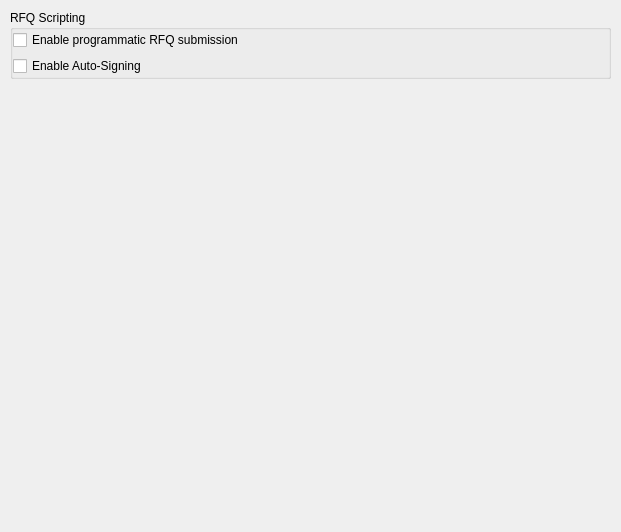
BlockSettle/terminal, file BlockSettleUILib/Settings/APISettingsPage.ui: the form before one commit.
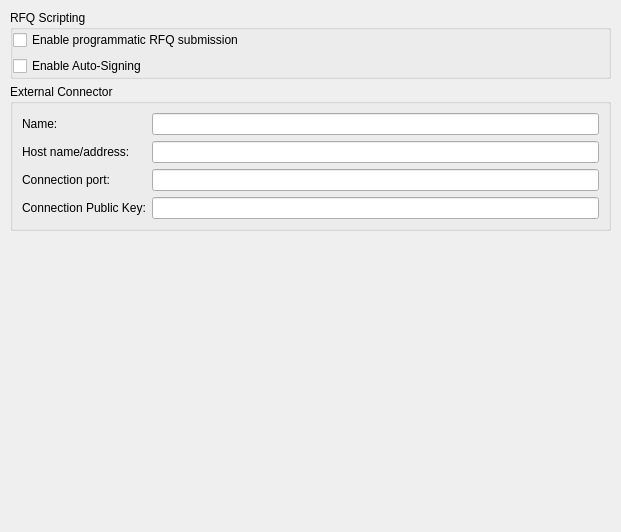
The form after the commit.

The edit to the form file:
```diff
--- a/BlockSettleUILib/Settings/APISettingsPage.ui
+++ b/BlockSettleUILib/Settings/APISettingsPage.ui
@@ -67,6 +67,59 @@
      </layout>
     </widget>
    </item>
+   <item>
+    <widget class="QGroupBox" name="groupBox_3">
+     <property name="title">
+      <string>External Connector</string>
+     </property>
+     <layout class="QVBoxLayout" name="verticalLayout_3">
+      <item>
+       <layout class="QFormLayout" name="formLayout">
+        <item row="1" column="0">
+         <widget class="QLabel" name="label">
+          <property name="text">
+           <string>Host name/address:</string>
+          </property>
+         </widget>
+        </item>
+        <item row="1" column="1">
+         <widget class="QLineEdit" name="lineEditConnHost"/>
+        </item>
+        <item row="2" column="0">
+         <widget class="QLabel" name="label_2">
+          <property name="text">
+           <string>Connection port:</string>
+          </property>
+         </widget>
+        </item>
+        <item row="2" column="1">
+         <widget class="QLineEdit" name="lineEditConnPort"/>
+        </item>
+        <item row="3" column="0">
+         <widget class="QLabel" name="label_3">
+          <property name="text">
+           <string>Connection Public Key:</string>
+          </property>
+         </widget>
+        </item>
+        <item row="3" column="1">
+         <widget class="QLineEdit" name="lineEditConnPubKey"/>
+        </item>
+        <item row="0" column="0">
+         <widget class="QLabel" name="label_4">
+          <property name="text">
+           <string>Name:</string>
+          </property>
+         </widget>
+        </item>
+        <item row="0" column="1">
+         <widget class="QLineEdit" name="lineEditConnName"/>
+        </item>
+       </layout>
+      </item>
+     </layout>
+    </widget>
+   </item>
    <item>
     <spacer name="verticalSpacer">
      <property name="orientation">
```
